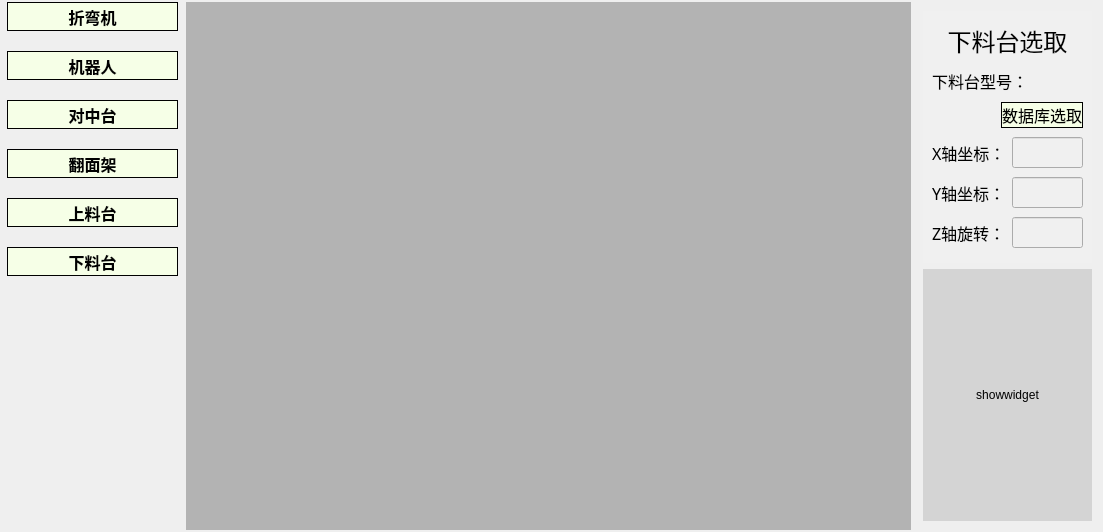
LWANG670/RobotOfflineBend, file SelectEquipment/selectequ.ui: the form before one commit.
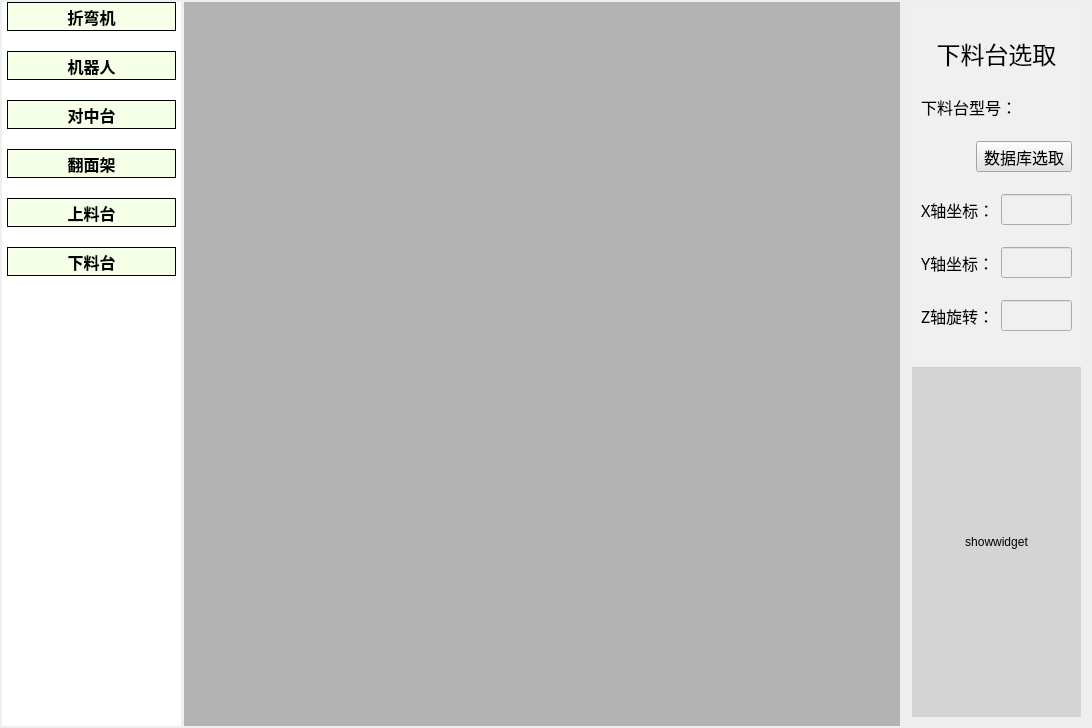
The form after the commit. The open tabs and pages were chosen to show the change. Icons and pictures are not drawn.

```diff
--- a/SelectEquipment/selectequ.ui
+++ b/SelectEquipment/selectequ.ui
@@ -6,8 +6,8 @@
    <rect>
     <x>0</x>
     <y>0</y>
-    <width>1103</width>
-    <height>532</height>
+    <width>1092</width>
+    <height>728</height>
    </rect>
   </property>
   <property name="windowTitle">
@@ -53,9 +53,9 @@
          <enum>Qt::LeftToRight</enum>
         </property>
         <property name="styleSheet">
-         <string notr="true"/>
+         <string notr="true">background-color: rgb(255, 255, 255);</string>
         </property>
-        <layout class="QVBoxLayout" name="verticalLayout_3" stretch="1,1,1,1,1,1,2">
+        <layout class="QVBoxLayout" name="verticalLayout_3" stretch="1,1,1,1,1,1,1">
          <property name="spacing">
           <number>20</number>
          </property>
@@ -306,7 +306,17 @@
           </widget>
          </item>
          <item>
-          <widget class="QWidget" name="widget_2" native="true"/>
+          <spacer name="verticalSpacer">
+           <property name="orientation">
+            <enum>Qt::Vertical</enum>
+           </property>
+           <property name="sizeHint" stdset="0">
+            <size>
+             <width>20</width>
+             <height>40</height>
+            </size>
+           </property>
+          </spacer>
          </item>
         </layout>
        </widget>
@@ -1421,7 +1431,7 @@
                  </layout>
                 </item>
                 <item>
-                 <layout class="QHBoxLayout" name="horizontalLayout_35" stretch="1,1">
+                 <layout class="QHBoxLayout" name="horizontalLayout_35" stretch="1,0">
                   <item>
                    <spacer name="horizontalSpacer_6">
                     <property name="orientation">
@@ -1436,7 +1446,13 @@
                    </spacer>
                   </item>
                   <item>
-                   <widget class="QPushButton" name="btnDownSelect">
+                   <widget class="QToolButton" name="btnDownSelect">
+                    <property name="sizePolicy">
+                     <sizepolicy hsizetype="Minimum" vsizetype="Fixed">
+                      <horstretch>0</horstretch>
+                      <verstretch>0</verstretch>
+                     </sizepolicy>
+                    </property>
                     <property name="font">
                      <font>
                       <family>楷体</family>
@@ -1444,12 +1460,24 @@
                      </font>
                     </property>
                     <property name="styleSheet">
-                     <string notr="true">background-color: rgb(246, 255, 231);border: 1px solid;border-radius: 20px;
-</string>
+                     <string notr="true">background-color: rgb(227, 227, 227);</string>
                     </property>
                     <property name="text">
                      <string>数据库选取</string>
                     </property>
+                    <property name="icon">
+                     <iconset resource="../resource.qrc">
+                      <normaloff>:/img/datashow.ico</normaloff>:/img/datashow.ico</iconset>
+                    </property>
+                    <property name="iconSize">
+                     <size>
+                      <width>30</width>
+                      <height>30</height>
+                     </size>
+                    </property>
+                    <property name="toolButtonStyle">
+                     <enum>Qt::ToolButtonTextBesideIcon</enum>
+                    </property>
                    </widget>
                   </item>
                  </layout>
```
Left out of the diff: 142 changed lines with no effect on the pictures.
